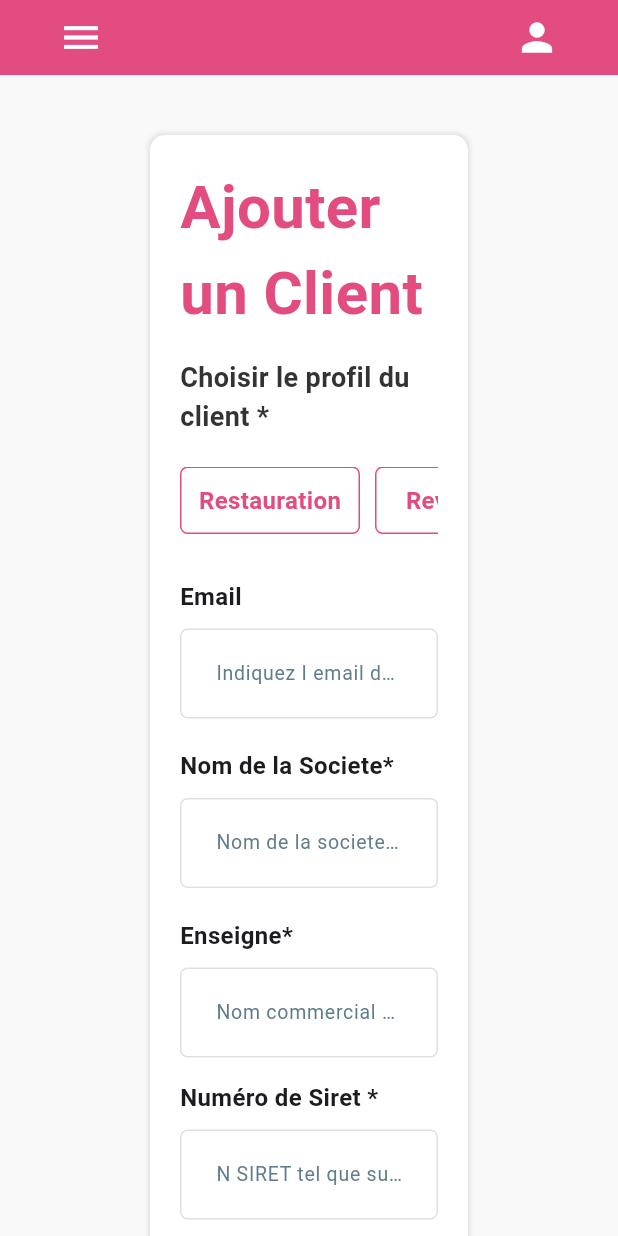
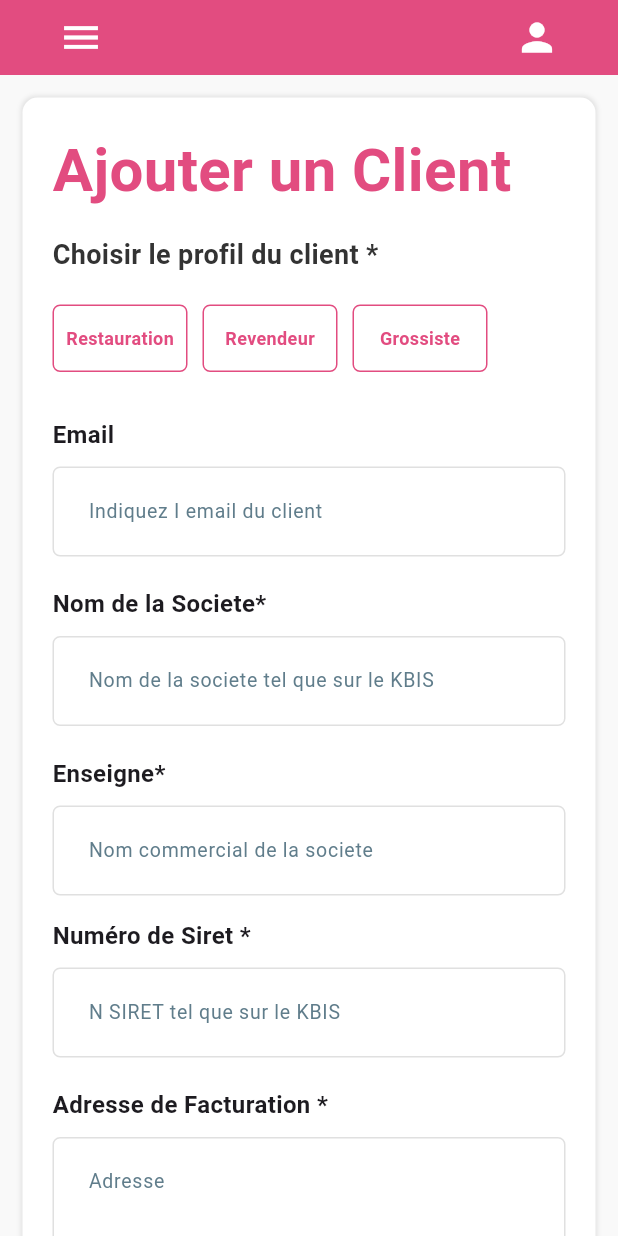
Before and after one commit to nayon-coders/commandespro.admin, a Flutter app: the AddCustomer screen opened by its route, on a phone screen of 412 x 824 dp. Run offline on Flutter 3.47's test engine with Material 3 defaults, Android fonts, the phone set to English and light mode, and no system bars; our stand-ins replace dotted_border, dropdown_button2, firebase_core, firebase_storage, get, image_picker and 4 more; missing offline and left inert: confirm_dialog, dart:html, dart:ui_web, easy_tooltip, el_tooltip, hover_menu and 1 more; accounts and stored records are empty; network calls fail.

Commit message:
cmd, and custoemr responsive

```diff
--- a/lib/features/ajouter_cmd/screen/add_customer.dart
+++ b/lib/features/ajouter_cmd/screen/add_customer.dart
@@ -5,6 +5,7 @@ import 'package:commandespro_admin/features/ajouter_cmd/widget/selected_button.d
 import 'package:commandespro_admin/features/menus/screens/app_scaffold.dart';
 import 'package:flutter/material.dart';
 import 'package:get/get.dart';
+import 'package:responsive_framework/responsive_framework.dart';
 
 import '../../../../../../../comman/app_input.dart';
 import '../../../../../../../comman/dropdown2.dart';
@@ -28,10 +29,18 @@ class _AddCustomerState extends State<AddCustomer> {
 
   @override
   Widget build(BuildContext context) {
+    bool isMobile = ResponsiveBreakpoints.of(context).isMobile;
+    bool isTab = ResponsiveBreakpoints.of(context).isTablet;
+    double fontSize = 16;
+    if(isMobile || isTab){
+      fontSize = 13;
+    }else{
+      fontSize = 16;
+    }
     return AppScaffold(
         body:Container(
           width: Get.width,
-          padding:const EdgeInsets.only(left: 100, right: 100, top: 40, bottom: 50),
+          padding: isMobile || isTab ? EdgeInsets.all(15) : EdgeInsets.only(left: 100, right: 100, top: 40, bottom: 50),
           child: Column(
             children: [
               Container(
@@ -78,7 +87,7 @@ class _AddCustomerState extends State<AddCustomer> {
                                       }
                                     },
                                     child: Container(
-                                      width: 120,
+                                      width: isMobile ? 90 : 120,
                                       height: 45,
                                       margin: const EdgeInsets.only(right: 10),
                                       decoration: BoxDecoration(
@@ -87,7 +96,7 @@ class _AddCustomerState extends State<AddCustomer> {
                                         borderRadius: BorderRadius.circular(5)
                                       ),
                                       child: Center(
-                                        child: Text(GlobalVariable.accountType[index],style: TextStyle(color: controller.selectedRole.contains(GlobalVariable.accountType[index]) ? Colors.white : AppColors.primaryColor,fontSize: 16,fontWeight: FontWeight.w600),),
+                                        child: Text(GlobalVariable.accountType[index],style: TextStyle(color: controller.selectedRole.contains(GlobalVariable.accountType[index]) ? Colors.white : AppColors.primaryColor,fontSize: isMobile ? 12 : 16,fontWeight: FontWeight.w600),),
                                       ),
                                     ),
                                   );
@@ -182,53 +191,53 @@ class _AddCustomerState extends State<AddCustomer> {
                     // ),
 
                     const SizedBox(height: 30,),
-
-                    Row(
-                      mainAxisAlignment: MainAxisAlignment.spaceBetween,
-                      children: [
-                        const Text("Adresses de Livraison",style:TextStyle(color: AppColors.primaryColor,fontSize: 35,fontWeight: FontWeight.bold)),
-                        Obx(() {
-                           if(controller.isShippingAddress.value){
-                             return  Container(
-                               color: AppColors.primaryColor,
-                               child: TextButton(
-                                 onPressed: (){
-                                    controller.isShippingAddress.value = false;
-                                 },
-                                 child: Text("Close it",
-                                   style: TextStyle(color: Colors.white,fontSize: 20,fontWeight: FontWeight.w600),
-
-                                 ),
-                               ),
-                             );
-                           }else{
-                             return Container(
-                               color: AppColors.primaryColor,
-                               child: TextButton(
-                                 onPressed: (){
-                                   controller.isShippingAddress.value = true;
-                                 },
-                                 child: Text("Add Shipping Address",
-                                    style: TextStyle(color: Colors.white,fontSize: 20,fontWeight: FontWeight.w600),
-                                 ),
-                               ),
-                             );
-                           }
-                          }
-                        )
-                      ],
-                    ),
-                    const SizedBox(height: 25,),
-                    //shipping address
-                    Obx(() {
-                      if(controller.isShippingAddress.value){
-                        return ShippingAddressView();
-                      }else{
-                        return Center();
-                      }
-
-                      }
-                    ),
+                    //
+                    // Row(
+                    //   mainAxisAlignment: MainAxisAlignment.spaceBetween,
+                    //   children: [
+                    //     const Text("Adresses de Livraison",style:TextStyle(color: AppColors.primaryColor,fontSize: 35,fontWeight: FontWeight.bold)),
+                    //     Obx(() {
+                    //        if(controller.isShippingAddress.value){
+                    //          return  Container(
+                    //            color: AppColors.primaryColor,
+                    //            child: TextButton(
+                    //              onPressed: (){
+                    //                 controller.isShippingAddress.value = false;
+                    //              },
+                    //              child: Text("Close it",
+                    //                style: TextStyle(color: Colors.white,fontSize: 20,fontWeight: FontWeight.w600),
+                    //
+                    //              ),
+                    //            ),
+                    //          );
+                    //        }else{
+                    //          return Container(
+                    //            color: AppColors.primaryColor,
+                    //            child: TextButton(
+                    //              onPressed: (){
+                    //                controller.isShippingAddress.value = true;
+                    //              },
+                    //              child: Text("Add Shipping Address",
+                    //                 style: TextStyle(color: Colors.white,fontSize: 20,fontWeight: FontWeight.w600),
+                    //              ),
+                    //            ),
+                    //          );
+                    //        }
+                    //       }
+                    //     )
+                    //   ],
+                    // ),
+                    // const SizedBox(height: 25,),
+                    // //shipping address
+                    // Obx(() {
+                    //   if(controller.isShippingAddress.value){
+                    //     return ShippingAddressView();
+                    //   }else{
+                    //     return Center();
+                    //   }
+                    //
+                    //   }
+                    // ),
 
                     const SizedBox(height: 15,),
                     Obx(() {
```
Also changed, not shown: lib/features/ajouter_cmd/screen/add_cmd.dart (+12 -3 lines), lib/features/ajouter_cmd/widget/select_customer.dart (+13 -4 lines), lib/features/ajouter_cmd/widget/select_product.dart (+11 -2 lines), lib/features/ajouter_cmd/widget/selecte_delivery_address.dart (+13 -4 lines).
